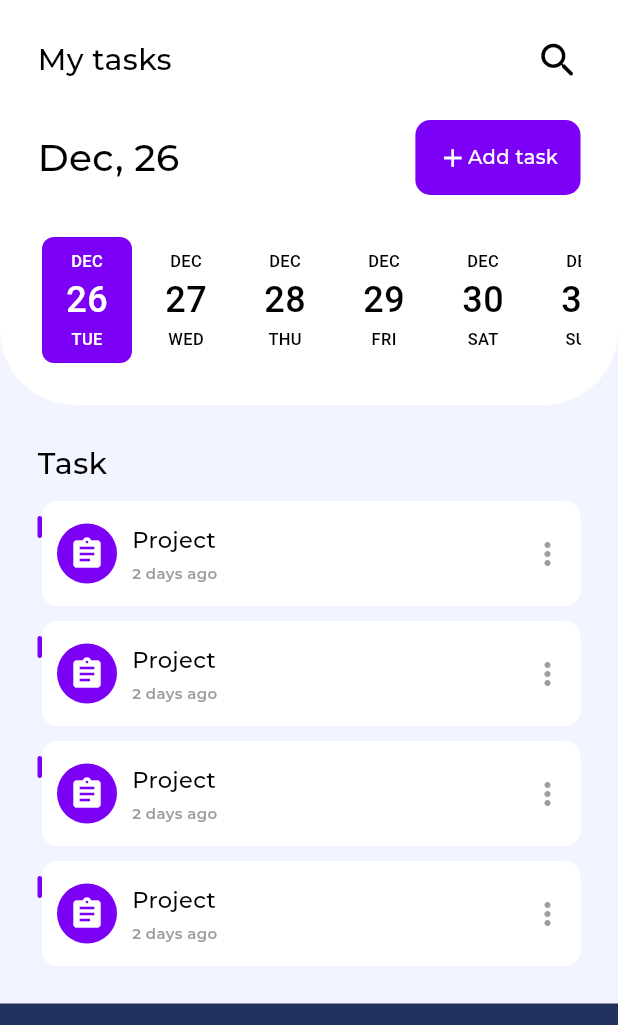
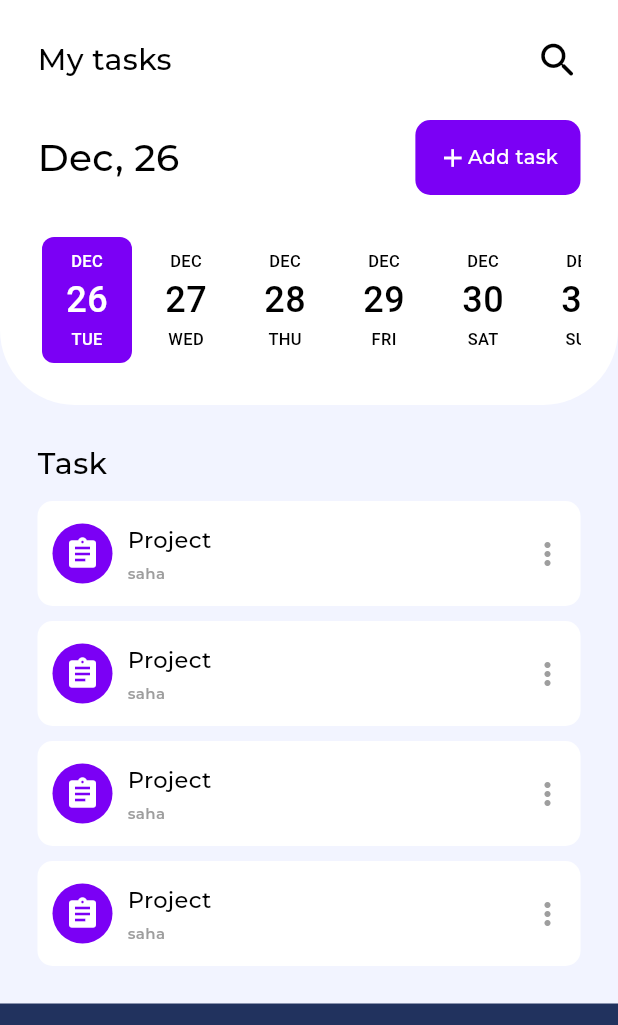
Before and after one commit to fikiap23/taskplus, a Flutter app: the TasksPage screen opened by its route, on a phone screen of 412 x 824 dp, the part 84-1109 px from its top. Run offline on Flutter 3.47's test engine with Material 3 defaults, Android fonts, the phone set to English and light mode, and no system bars; drawn by our look-alikes of date_picker_timeline; our stand-ins replace google_fonts, image_picker, shared_preferences; accounts and stored records are empty; network calls fail.

Commit message:
add subject

```diff
--- a/lib/screens/Home/home_screen.dart
+++ b/lib/screens/Home/home_screen.dart
@@ -128,11 +128,12 @@ class _HomeScreenState extends State<HomeScreen> {
                                             0);
                                     index++)
                                   SubjectCard(
-                                    ProjectName: _homeController
-                                            .subjectData![index]['name'] ??
-                                        'Default Name',
-                                    CompletedPercent: 30,
-                                  ),
+                                      subjectName: _homeController
+                                              .subjectData![index]['name'] ??
+                                          'SubjectName',
+                                      teacher: _homeController
+                                              .subjectData![index]['dosen'] ??
+                                          ''),
                               ],
                             ),
                     ],
--- a/lib/screens/Home/subject_card.dart
+++ b/lib/screens/Home/subject_card.dart
@@ -2,11 +2,10 @@ import 'package:flutter/material.dart';
 import 'package:google_fonts/google_fonts.dart';
 
 class SubjectCard extends StatelessWidget {
-  SubjectCard(
-      {Key? key, required this.ProjectName, required this.CompletedPercent})
+  SubjectCard({Key? key, required this.subjectName, required this.teacher})
       : super(key: key);
-  late String ProjectName;
-  late int CompletedPercent;
+  late String subjectName;
+  late String teacher;
   @override
   Widget build(BuildContext context) {
     return Container(
@@ -14,15 +13,6 @@ class SubjectCard extends StatelessWidget {
       child: Row(
         crossAxisAlignment: CrossAxisAlignment.start,
         children: [
-          Container(
-            width: 3.0,
-            margin: EdgeInsets.only(top: 10),
-            height: 49 * 0.01 * this.CompletedPercent,
-            decoration: BoxDecoration(
-              color: Color.fromARGB(255, 123, 0, 245),
-              borderRadius: BorderRadius.circular(10),
-            ),
-          ),
           Expanded(
             child: Container(
               height: 70,
@@ -49,7 +39,7 @@ class SubjectCard extends StatelessWidget {
                   mainAxisAlignment: MainAxisAlignment.spaceEvenly,
                   children: [
                     Text(
-                      this.ProjectName,
+                      this.subjectName,
                       style: GoogleFonts.montserrat(
                         color: Colors.black,
                         fontSize: 15,
@@ -57,7 +47,7 @@ class SubjectCard extends StatelessWidget {
                       ),
                     ),
                     Text(
-                      "2 days ago",
+                      this.teacher,
                       style: GoogleFonts.montserrat(
                         color: Colors.grey,
                         fontSize: 10,
--- a/lib/screens/Tasks/tasks_screen.dart
+++ b/lib/screens/Tasks/tasks_screen.dart
@@ -142,20 +142,20 @@ class _TasksPageState extends State<TasksPage> {
                         child: Column(
                           children: [
                             SubjectCard(
-                              ProjectName: "Project",
-                              CompletedPercent: 30,
+                              subjectName: "Project",
+                              teacher: "saha",
                             ),
                             SubjectCard(
-                              ProjectName: "Project",
-                              CompletedPercent: 30,
+                              subjectName: "Project",
+                              teacher: "saha",
                             ),
                             SubjectCard(
-                              ProjectName: "Project",
-                              CompletedPercent: 30,
+                              subjectName: "Project",
+                              teacher: "saha",
                             ),
                             SubjectCard(
-                              ProjectName: "Project",
-                              CompletedPercent: 30,
+                              subjectName: "Project",
+                              teacher: "saha",
                             ),
                           ],
                         ),
```
